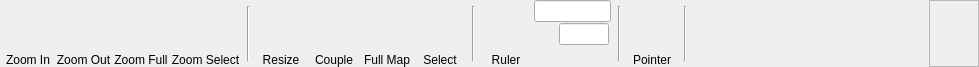
The window that DMHelper/src/ribbontabbattleview.ui (MMetze/DMHelper) describes before a commit, drawn with Qt 5.
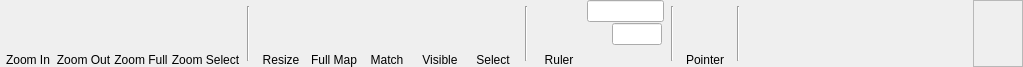
The same window after the commit. Icons and pictures are not drawn. Custom widgets are drawn as their Qt base class.

Diff of the .ui file:
```diff
--- a/DMHelper/src/ribbontabbattleview.ui
+++ b/DMHelper/src/ribbontabbattleview.ui
@@ -335,61 +335,6 @@
      </item>
     </layout>
    </item>
-   <item>
-    <layout class="QVBoxLayout" name="verticalLayout">
-     <property name="spacing">
-      <number>0</number>
-     </property>
-     <item>
-      <widget class="QPushButton" name="btnCameraCouple">
-       <property name="minimumSize">
-        <size>
-         <width>50</width>
-         <height>50</height>
-        </size>
-       </property>
-       <property name="maximumSize">
-        <size>
-         <width>50</width>
-         <height>50</height>
-        </size>
-       </property>
-       <property name="toolTip">
-        <string>Snap the Player's Window camera to the Battle View</string>
-       </property>
-       <property name="text">
-        <string/>
-       </property>
-       <property name="icon">
-        <iconset resource="resources.qrc">
-         <normaloff>:/img/data/icon_couplecamera.png</normaloff>:/img/data/icon_couplecamera.png</iconset>
-       </property>
-       <property name="iconSize">
-        <size>
-         <width>40</width>
-         <height>40</height>
-        </size>
-       </property>
-       <property name="checkable">
-        <bool>false</bool>
-       </property>
-       <property name="flat">
-        <bool>true</bool>
-       </property>
-      </widget>
-     </item>
-     <item>
-      <widget class="QLabel" name="lblCameraCouple">
-       <property name="text">
-        <string>Couple</string>
-       </property>
-       <property name="alignment">
-        <set>Qt::AlignBottom|Qt::AlignHCenter</set>
-       </property>
-      </widget>
-     </item>
-    </layout>
-   </item>
    <item>
     <layout class="QVBoxLayout" name="verticalLayout_3">
      <property name="spacing">
@@ -442,6 +387,122 @@
      </item>
     </layout>
    </item>
+   <item>
+    <layout class="QVBoxLayout" name="verticalLayout">
+     <property name="spacing">
+      <number>0</number>
+     </property>
+     <item>
+      <widget class="QPushButton" name="btnCameraCouple">
+       <property name="minimumSize">
+        <size>
+         <width>50</width>
+         <height>50</height>
+        </size>
+       </property>
+       <property name="maximumSize">
+        <size>
+         <width>50</width>
+         <height>50</height>
+        </size>
+       </property>
+       <property name="toolTip">
+        <string>Match the camera rectangle to the current zoom</string>
+       </property>
+       <property name="text">
+        <string/>
+       </property>
+       <property name="icon">
+        <iconset resource="resources.qrc">
+         <normaloff>:/img/data/icon_couplecamera.png</normaloff>:/img/data/icon_couplecamera.png</iconset>
+       </property>
+       <property name="iconSize">
+        <size>
+         <width>40</width>
+         <height>40</height>
+        </size>
+       </property>
+       <property name="checkable">
+        <bool>false</bool>
+       </property>
+       <property name="flat">
+        <bool>true</bool>
+       </property>
+      </widget>
+     </item>
+     <item>
+      <widget class="QLabel" name="lblCameraCouple">
+       <property name="toolTip">
+        <string>Match the camera to the current zoom</string>
+       </property>
+       <property name="text">
+        <string>Match</string>
+       </property>
+       <property name="alignment">
+        <set>Qt::AlignBottom|Qt::AlignHCenter</set>
+       </property>
+      </widget>
+     </item>
+    </layout>
+   </item>
+   <item>
+    <layout class="QVBoxLayout" name="verticalLayout_2">
+     <property name="spacing">
+      <number>0</number>
+     </property>
+     <item>
+      <widget class="QPushButton" name="btnCameraVisible">
+       <property name="minimumSize">
+        <size>
+         <width>50</width>
+         <height>50</height>
+        </size>
+       </property>
+       <property name="maximumSize">
+        <size>
+         <width>50</width>
+         <height>50</height>
+        </size>
+       </property>
+       <property name="toolTip">
+        <string>Match the camera rectangle to the visible parts of the map</string>
+       </property>
+       <property name="text">
+        <string/>
+       </property>
+       <property name="icon">
+        <iconset resource="resources.qrc">
+         <normaloff>:/img/data/icon_visiblecamera.png</normaloff>:/img/data/icon_visiblecamera.png</iconset>
+       </property>
+       <property name="iconSize">
+        <size>
+         <width>40</width>
+         <height>40</height>
+        </size>
+       </property>
+       <property name="checkable">
+        <bool>false</bool>
+       </property>
+       <property name="flat">
+        <bool>true</bool>
+       </property>
+      </widget>
+     </item>
+     <item>
+      <widget class="QLabel" name="lblCameraVisible">
+       <property name="toolTip">
+        <string>Match the camera to the current zoom</string>
+       </property>
+       <property name="text">
+        <string>Visible</string>
+       </property>
+       <property name="alignment">
+        <set>Qt::AlignBottom|Qt::AlignHCenter</set>
+       </property>
+      </widget>
+     </item>
+    </layout>
+   </item>
    <item>
     <layout class="QVBoxLayout" name="verticalLayout_4">
      <property name="spacing">
```
Left out of the diff: 6 changed lines with no effect on the pictures.
